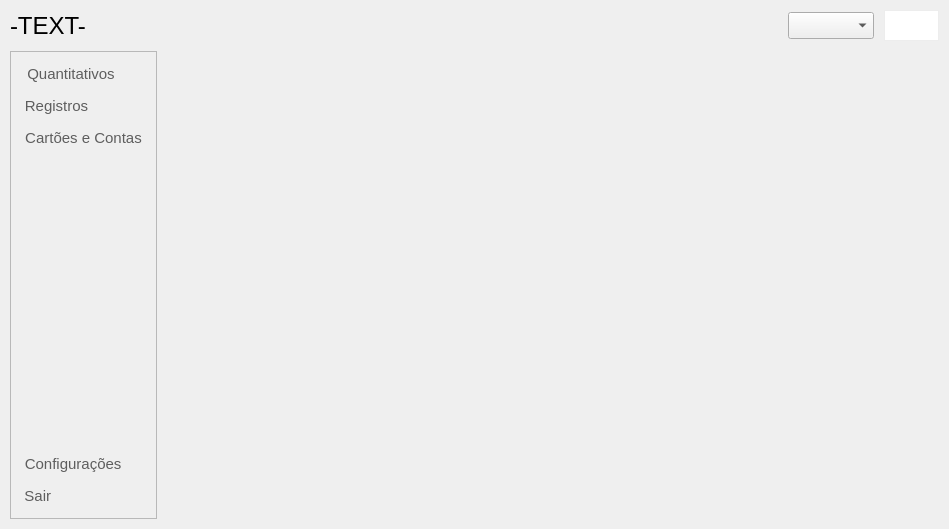
First picture: the form in application/src/ui/MainPage.ui, repository iagoofelipe/Finances, before the edit.
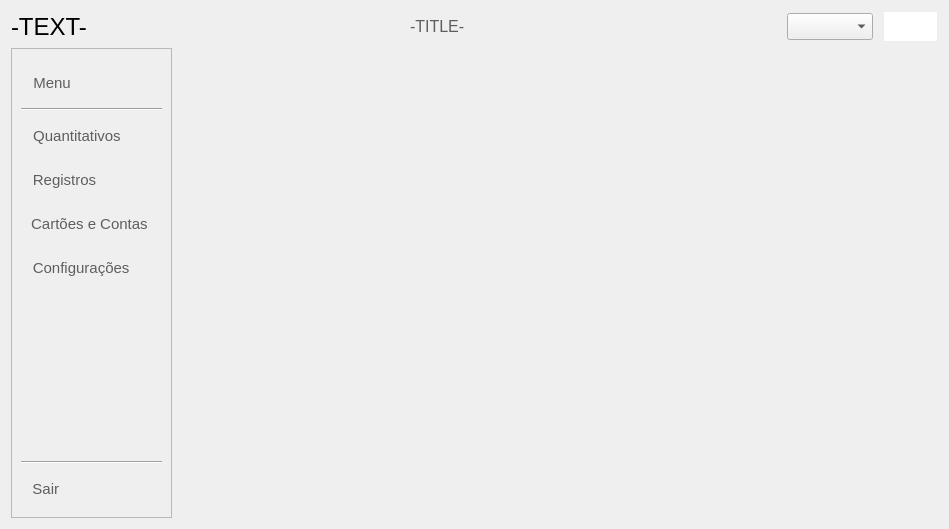
Second picture: the form after the edit. Icons and pictures are not drawn.

What changed in the file:
```diff
--- a/application/src/ui/MainPage.ui
+++ b/application/src/ui/MainPage.ui
@@ -19,22 +19,111 @@
   <property name="windowTitle">
    <string>Form</string>
   </property>
-  <layout class="QGridLayout" name="gridLayout">
-   <property name="leftMargin">
-    <number>10</number>
-   </property>
-   <property name="topMargin">
-    <number>10</number>
-   </property>
-   <property name="rightMargin">
-    <number>10</number>
-   </property>
-   <property name="bottomMargin">
-    <number>10</number>
-   </property>
-   <property name="spacing">
-    <number>10</number>
-   </property>
+  <layout class="QGridLayout" name="mainLayout">
+   <item row="0" column="0" colspan="2">
+    <widget class="QWidget" name="widget" native="true">
+     <layout class="QHBoxLayout" name="horizontalLayout">
+      <property name="spacing">
+       <number>10</number>
+      </property>
+      <property name="leftMargin">
+       <number>0</number>
+      </property>
+      <property name="topMargin">
+       <number>0</number>
+      </property>
+      <property name="rightMargin">
+       <number>0</number>
+      </property>
+      <property name="bottomMargin">
+       <number>0</number>
+      </property>
+      <item>
+       <widget class="QLabel" name="lbTextUser">
+        <property name="font">
+         <font>
+          <pointsize>18</pointsize>
+         </font>
+        </property>
+        <property name="text">
+         <string>-TEXT-</string>
+        </property>
+       </widget>
+      </item>
+      <item>
+       <spacer name="horizontalSpacer_2">
+        <property name="orientation">
+         <enum>Qt::Horizontal</enum>
+        </property>
+        <property name="sizeHint" stdset="0">
+         <size>
+          <width>0</width>
+          <height>20</height>
+         </size>
+        </property>
+       </spacer>
+      </item>
+      <item>
+       <widget class="QLabel" name="lbTitle">
+        <property name="styleSheet">
+         <string notr="true">color: #5E5E5E;</string>
+        </property>
+        <property name="text">
+         <string>-TITLE-</string>
+        </property>
+       </widget>
+      </item>
+      <item>
+       <spacer name="horizontalSpacer">
+        <property name="orientation">
+         <enum>Qt::Horizontal</enum>
+        </property>
+        <property name="sizeHint" stdset="0">
+         <size>
+          <width>0</width>
+          <height>20</height>
+         </size>
+        </property>
+       </spacer>
+      </item>
+      <item>
+       <widget class="QComboBox" name="cbProfile"/>
+      </item>
+      <item>
+       <widget class="QPushButton" name="btnNotificacoes">
+        <property name="styleSheet">
+         <string notr="true">QPushButton {
+	background-color: white;
+	border: 1px solid #EDEDED;
+	border-radius: 18;
+    padding: 5;
+}
+
+QPushButton::hover {
+	background-color: transparent;
+}</string>
+        </property>
+        <property name="text">
+         <string/>
+        </property>
+        <property name="icon">
+         <iconset resource="imgs/resource.qrc">
+          <normaloff>:/root/icons/bell.svg</normaloff>:/root/icons/bell.svg</iconset>
+        </property>
+        <property name="iconSize">
+         <size>
+          <width>25</width>
+          <height>25</height>
+         </size>
+        </property>
+        <property name="flat">
+         <bool>true</bool>
+        </property>
+       </widget>
+      </item>
+     </layout>
+    </widget>
+   </item>
    <item row="1" column="0">
     <widget class="QFrame" name="frame">
      <property name="sizePolicy">
@@ -49,7 +138,25 @@
       </font>
      </property>
      <property name="styleSheet">
-      <string notr="true">color: #5E5E5E;</string>
+      <string notr="true">QWidget {
+	color: #5E5E5E;
+}
+
+QPushButton {
+	border: none;
+	padding: 10;
+	border-radius: 10;
+	border-top-left-radius: 0;
+	border-bottom-left-radius: 0;
+}
+
+QPushButton::hover, QPushButton:checked {
+	border-left:4px solid #003F87;
+	background-color: #CEE5FF;
+}
+
+/* botões para não aplicar cores */
+QPushButton#btnSair::hover, QPushButton#btnNav::hover { background-color: transparent; border: none;}</string>
      </property>
      <property name="frameShape">
       <enum>QFrame::StyledPanel</enum>
@@ -57,7 +164,67 @@
      <property name="frameShadow">
       <enum>QFrame::Raised</enum>
      </property>
-     <layout class="QVBoxLayout" name="verticalLayout">
+     <layout class="QVBoxLayout" name="frameLayout">
+      <item>
+       <widget class="QWidget" name="widget_2" native="true">
+        <layout class="QHBoxLayout" name="horizontalLayout_2">
+         <property name="spacing">
+          <number>0</number>
+         </property>
+         <property name="leftMargin">
+          <number>0</number>
+         </property>
+         <property name="topMargin">
+          <number>0</number>
+         </property>
+         <property name="rightMargin">
+          <number>0</number>
+         </property>
+         <property name="bottomMargin">
+          <number>0</number>
+         </property>
+        </layout>
+       </widget>
+      </item>
+      <item>
+       <widget class="QPushButton" name="btnNav">
+        <property name="font">
+         <font>
+          <family>Segoe UI</family>
+          <pointsize>11</pointsize>
+         </font>
+        </property>
+        <property name="cursor">
+         <cursorShape>PointingHandCursor</cursorShape>
+        </property>
+        <property name="toolTip">
+         <string>Menu</string>
+        </property>
+        <property name="text">
+         <string>Menu                   </string>
+        </property>
+        <property name="icon">
+         <iconset resource="imgs/resource.qrc">
+          <normaloff>:/root/icons/bars-solid-full.svg</normaloff>:/root/icons/bars-solid-full.svg</iconset>
+        </property>
+        <property name="iconSize">
+         <size>
+          <width>25</width>
+          <height>25</height>
+         </size>
+        </property>
+        <property name="flat">
+         <bool>true</bool>
+        </property>
+       </widget>
+      </item>
+      <item>
+       <widget class="Line" name="line_2">
+        <property name="orientation">
+         <enum>Qt::Horizontal</enum>
+        </property>
+       </widget>
+      </item>
       <item>
        <widget class="QPushButton" name="btnQuantitativos">
         <property name="font">
@@ -67,7 +234,7 @@
          </font>
         </property>
         <property name="text">
-         <string>Quantitativos      </string>
+         <string>Quantitativos       </string>
         </property>
         <property name="icon">
          <iconset resource="imgs/resource.qrc">
@@ -79,6 +246,9 @@
           <height>25</height>
          </size>
         </property>
+        <property name="checkable">
+         <bool>true</bool>
+        </property>
         <property name="flat">
          <bool>true</bool>
         </property>
@@ -105,6 +275,9 @@
           <height>25</height>
          </size>
         </property>
+        <property name="checkable">
+         <bool>true</bool>
+        </property>
         <property name="flat">
          <bool>true</bool>
         </property>
@@ -118,9 +291,15 @@
           <pointsize>11</pointsize>
          </font>
         </property>
-        <property name="text">
+        <property name="cursor">
+         <cursorShape>PointingHandCursor</cursorShape>
+        </property>
+        <property name="toolTip">
          <string>Cartões e Contas</string>
         </property>
+        <property name="text">
+         <string>Cartões e Contas </string>
+        </property>
         <property name="icon">
          <iconset resource="imgs/resource.qrc">
           <normaloff>:/root/icons/credit-card.svg</normaloff>:/root/icons/credit-card.svg</iconset>
@@ -131,24 +310,14 @@
           <height>25</height>
          </size>
         </property>
+        <property name="checkable">
+         <bool>true</bool>
+        </property>
         <property name="flat">
          <bool>true</bool>
         </property>
        </widget>
       </item>
-      <item>
-       <spacer name="verticalSpacer">
-        <property name="orientation">
-         <enum>Qt::Vertical</enum>
-        </property>
-        <property name="sizeHint" stdset="0">
-         <size>
-          <width>20</width>
-          <height>244</height>
-         </size>
-        </property>
-       </spacer>
-      </item>
       <item>
        <widget class="QPushButton" name="btnConfig">
         <property name="font">
@@ -157,6 +326,15 @@
           <pointsize>11</pointsize>
          </font>
         </property>
+        <property name="cursor">
+         <cursorShape>PointingHandCursor</cursorShape>
+        </property>
+        <property name="toolTip">
+         <string>Configurações</string>
+        </property>
+        <property name="styleSheet">
+         <string notr="true"/>
+        </property>
         <property name="text">
          <string>Configurações     </string>
         </property>
@@ -170,11 +348,34 @@
           <height>25</height>
          </size>
         </property>
+        <property name="checkable">
+         <bool>true</bool>
+        </property>
         <property name="flat">
          <bool>true</bool>
         </property>
        </widget>
       </item>
+      <item>
+       <spacer name="verticalSpacer">
+        <property name="orientation">
+         <enum>Qt::Vertical</enum>
+        </property>
+        <property name="sizeHint" stdset="0">
+         <size>
+          <width>20</width>
+          <height>0</height>
+         </size>
+        </property>
+       </spacer>
+      </item>
+      <item>
+       <widget class="Line" name="line">
+        <property name="orientation">
+         <enum>Qt::Horizontal</enum>
+        </property>
+       </widget>
+      </item>
       <item>
        <widget class="QPushButton" name="btnSair">
         <property name="font">
@@ -183,6 +384,15 @@
           <pointsize>11</pointsize>
          </font>
         </property>
+        <property name="cursor">
+         <cursorShape>PointingHandCursor</cursorShape>
+        </property>
+        <property name="toolTip">
+         <string>Sair</string>
+        </property>
+        <property name="styleSheet">
+         <string notr="true"/>
+        </property>
         <property name="text">
          <string>Sair                      </string>
         </property>
@@ -205,88 +415,7 @@
     </widget>
    </item>
    <item row="1" column="1">
-    <widget class="QWidget" name="widget_2" native="true"/>
-   </item>
-   <item row="0" column="0" colspan="2">
-    <widget class="QWidget" name="widget" native="true">
-     <layout class="QHBoxLayout" name="horizontalLayout">
-      <property name="spacing">
-       <number>10</number>
-      </property>
-      <property name="leftMargin">
-       <number>0</number>
-      </property>
-      <property name="topMargin">
-       <number>0</number>
-      </property>
-      <property name="rightMargin">
-       <number>0</number>
-      </property>
-      <property name="bottomMargin">
-       <number>0</number>
-      </property>
-      <item>
-       <widget class="QLabel" name="lbText">
-        <property name="font">
-         <font>
-          <pointsize>18</pointsize>
-         </font>
-        </property>
-        <property name="text">
-         <string>-TEXT-</string>
-        </property>
-       </widget>
-      </item>
-      <item>
-       <spacer name="horizontalSpacer">
-        <property name="orientation">
-         <enum>Qt::Horizontal</enum>
-        </property>
-        <property name="sizeHint" stdset="0">
-         <size>
-          <width>707</width>
-          <height>20</height>
-         </size>
-        </property>
-       </spacer>
-      </item>
-      <item>
-       <widget class="QComboBox" name="cbProfile"/>
-      </item>
-      <item>
-       <widget class="QPushButton" name="btnNotificacoes">
-        <property name="styleSheet">
-         <string notr="true">QPushButton {
-	background-color: white;
-	border: 1px solid #EDEDED;
-	border-radius: 18;
-    padding: 5;
-}
-
-QPushButton::hover {
-	background-color: transparent;
-}</string>
-        </property>
-        <property name="text">
-         <string/>
-        </property>
-        <property name="icon">
-         <iconset resource="imgs/resource.qrc">
-          <normaloff>:/root/icons/bell.svg</normaloff>:/root/icons/bell.svg</iconset>
-        </property>
-        <property name="iconSize">
-         <size>
-          <width>25</width>
-          <height>25</height>
-         </size>
-        </property>
-        <property name="flat">
-         <bool>true</bool>
-        </property>
-       </widget>
-      </item>
-     </layout>
-    </widget>
+    <widget class="QWidget" name="widContent" native="true"/>
    </item>
   </layout>
  </widget>
```
Left out of the diff: 12 changed lines with no effect on the pictures.
